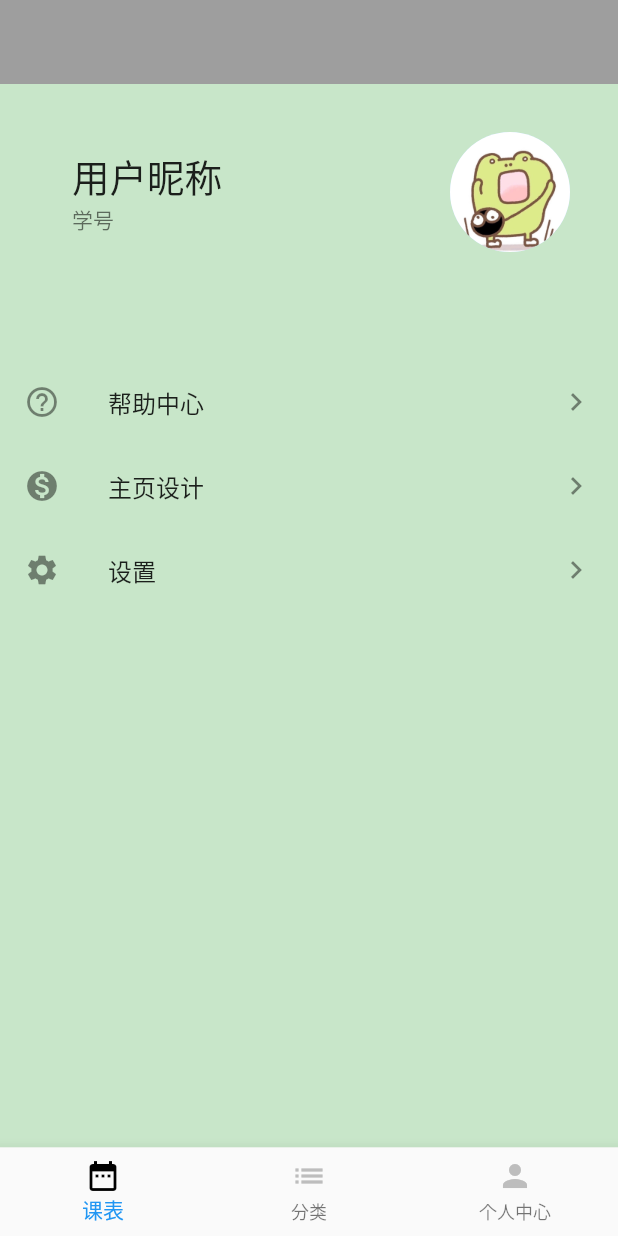
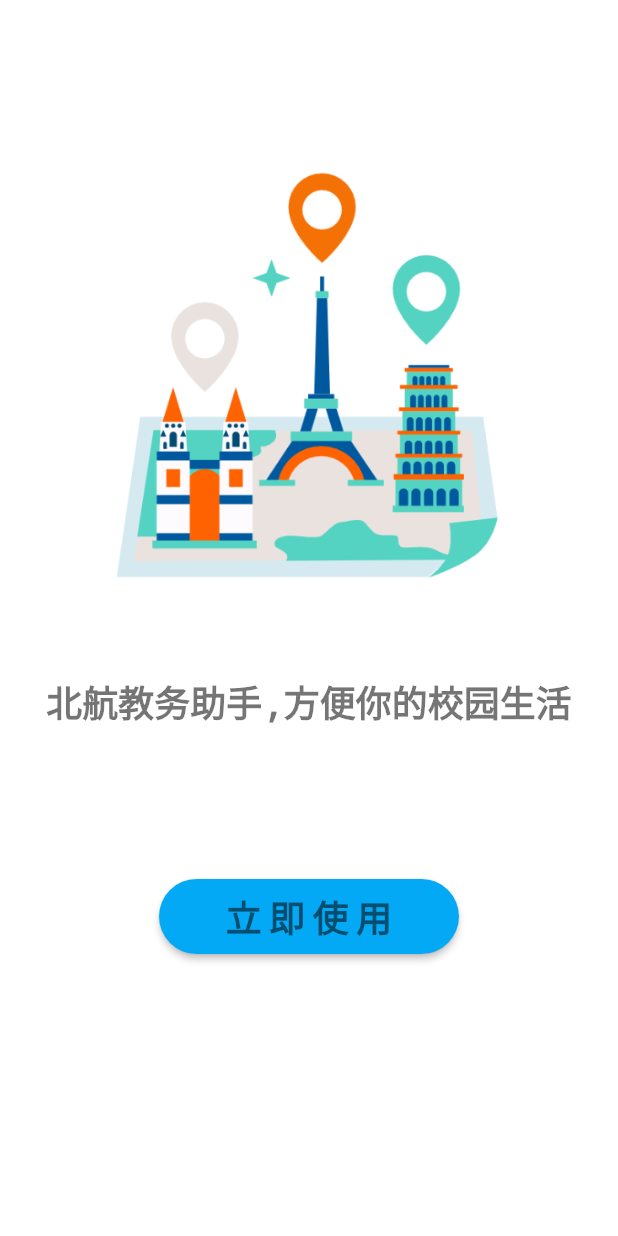
Before and after one commit to SE2020-TopUnderstanding/BUAA-Campus-Tools-Frontend, a Flutter app: the screen it shows after launch, on a phone screen of 412 x 824 dp. Run offline on Flutter 3.47's test engine with Material 2 defaults, Android fonts, the phone set to English and light mode, and no system bars; missing offline and left inert: dart:ffi.

```diff
--- a/jiaowu_assistent/lib/main.dart
+++ b/jiaowu_assistent/lib/main.dart
@@ -2,6 +2,7 @@ import 'package:jiaowuassistent/pages/HomePage.dart';
 import 'package:jiaowuassistent/pages/PersonalPage.dart';
 import 'package:flutter/cupertino.dart';
 import 'package:flutter/material.dart';
+import 'package:jiaowuassistent/pages/WelcomePage.dart';
 
 void main() => runApp(MyApp());
 
@@ -14,7 +15,7 @@ class MyApp extends StatelessWidget {
       theme: ThemeData(
         primaryColor: Colors.grey,
       ),
-      home: new MyHomePage(),
+      home: new WelcomePage(),
     );
   }
 }
--- a/jiaowu_assistent/lib/pages/HomePage.dart
+++ b/jiaowu_assistent/lib/pages/HomePage.dart
@@ -1,7 +1,8 @@
 import 'package:jiaowuassistent/Pages/PersonalPage.dart';
 import 'package:flutter/cupertino.dart';
 import 'package:flutter/material.dart';
-
+import 'package:jiaowuassistent/pages/FirstPage.dart';
+import 'package:jiaowuassistent/pages/FunctionsPage.dart';
 class MyHomePage extends StatefulWidget {
   @override
   State<StatefulWidget> createState() => _MyHomePageState();
@@ -27,6 +28,8 @@ class _MyHomePageState extends State<MyHomePage> {
     return new Scaffold(
       body: new PageView(
         children: <Widget>[
+          FirstPage(),
+          FunctionsPage(),
           PersonalPage(),
         ],
         controller: _controller,
--- a/jiaowu_assistent/lib/pages/PersonalPage.dart
+++ b/jiaowu_assistent/lib/pages/PersonalPage.dart
@@ -10,6 +10,7 @@ class PersonalPage extends StatelessWidget {
       backgroundColor: Colors.green[100],
       appBar: AppBar(
         elevation: 0,
+        automaticallyImplyLeading: false,
       ),
       body: Column(
         children: <Widget>[
--- /dev/null
+++ b/jiaowu_assistent/lib/pages/WelcomePage.dart
@@ -0,0 +1,57 @@
+import 'package:flutter/cupertino.dart';
+import 'package:flutter/material.dart';
+import 'package:jiaowuassistent/pages/LoginPage.dart';
+
+class WelcomePage extends StatelessWidget{
+  @override
+  Widget build(BuildContext context) {
+    // TODO: implement build
+    return new Container(
+      child: new Center(
+        child: new Column(
+          children: <Widget>[
+            const SizedBox(height: 100),
+            Image.asset('assets/images/welcome.png',
+              width: 300.0,
+              height: 300.0,),
+            const SizedBox(height: 50),
+            Text('北航教务助手,方便你的校园生活',
+              style: TextStyle(
+                fontSize: 24,
+                color: Colors.black54,
+                decoration: TextDecoration.none,
+              ),),
+            const SizedBox(height: 100),
+            SizedBox(
+              width: 200.0,
+              height: 50.0,
+              child: RaisedButton(
+                color: Colors.lightBlue,
+                shape: RoundedRectangleBorder(
+                    borderRadius: BorderRadius.all(Radius.circular(30))
+                ),
+                child: Text(
+                    '立即使用',
+                    style: TextStyle(
+                      letterSpacing: 5,
+                      fontSize: 24,
+                      fontWeight: FontWeight.bold,
+                      color: Colors.black54,
+                    )
+                ),
+                onPressed: (){
+                  Navigator.push(context, MaterialPageRoute(builder: (context) => LoginPage()));
+                },
+              ),
+            ),
+
+          ],
+
+        ),
+      ),
+      decoration: new BoxDecoration(
+        color: Colors.white,
+      ),
+    );
+  }
+}
--- a/jiaowu_assistent/pubspec.yaml
+++ b/jiaowu_assistent/pubspec.yaml
@@ -37,7 +37,7 @@ flutter:
 
   assets:
     - assets/images/head.png
-
+    - assets/images/welcome.png
   # The following line ensures that the Material Icons font is
   # included with your application, so that you can use the icons in
   # the material Icons class.
```
Also changed, not shown: jiaowu_assistent/lib/pages/FirstPage.dart (added, +30 -0 lines), jiaowu_assistent/lib/pages/FunctionsPage.dart (added, +29 -0 lines), jiaowu_assistent/lib/pages/LoginPage.dart (added, +128 -0 lines), jiaowu_assistent/assets/images/welcome.png (added), jiaowu_assistent/pubspec.lock.
